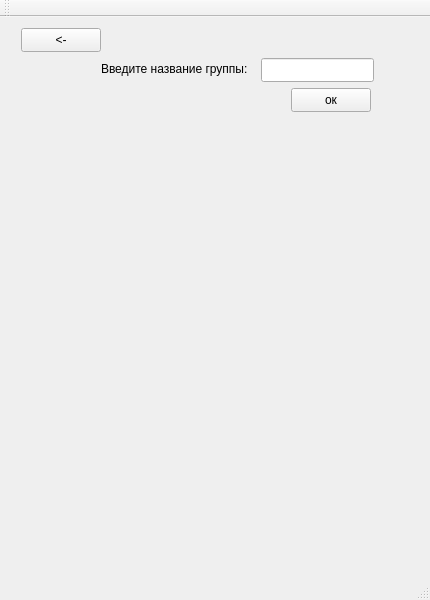
First picture: the form in QTMessenger/InterfaceWindow.ui, repository MisterMax707/QTMessenger, before the edit.
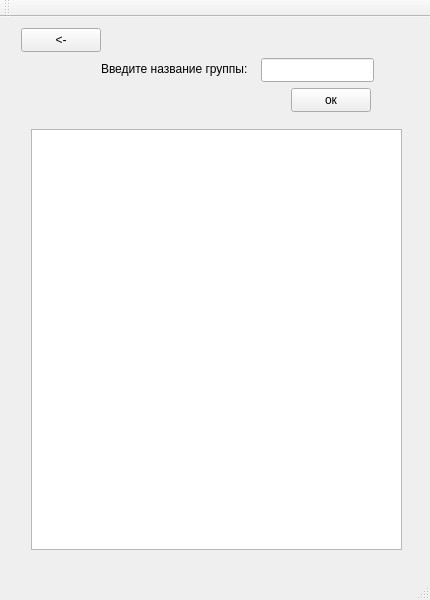
Second picture: the form after the edit. The open tabs and pages were chosen to show the change.

```diff
--- a/QTMessenger/InterfaceWindow.ui
+++ b/QTMessenger/InterfaceWindow.ui
@@ -164,6 +164,16 @@
          <string>&lt;-</string>
         </property>
        </widget>
+       <widget class="QListWidget" name="listWidget_2">
+        <property name="geometry">
+         <rect>
+          <x>20</x>
+          <y>101</y>
+          <width>371</width>
+          <height>421</height>
+         </rect>
+        </property>
+       </widget>
       </widget>
       <widget class="QWidget" name="page_4">
        <widget class="QLineEdit" name="lineEdit">
```
Left out of the diff: 14 changed lines with no effect on the pictures.
